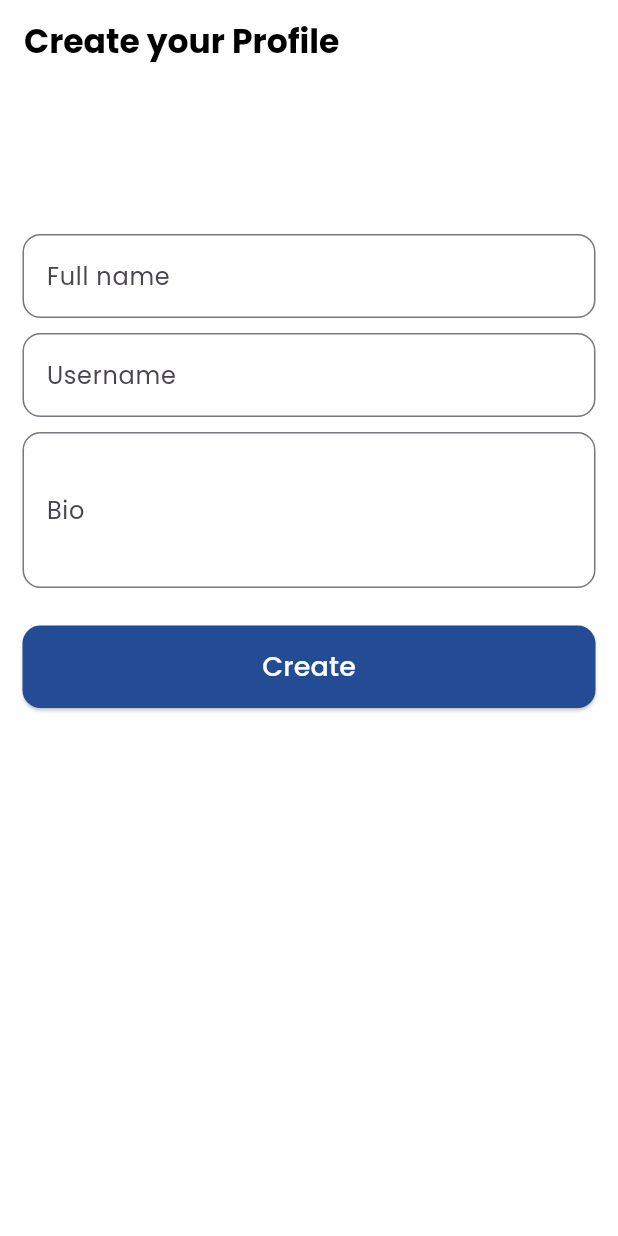
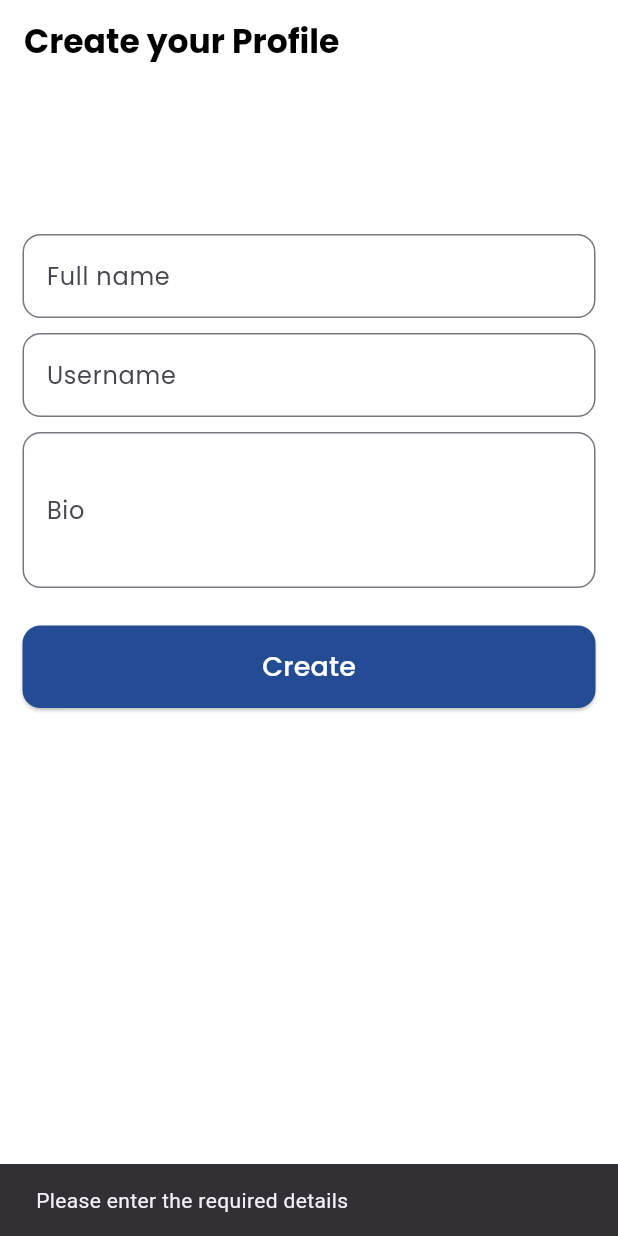
Before and after one commit to vinay-mali/Vibes, a Flutter app: the ProfileSetScreen screen opened directly, after a tap on "Create", on a phone screen of 412 x 824 dp. Run offline on Flutter 3.47's test engine with Material 3 defaults, Android fonts, the phone set to English and light mode, and no system bars; our stand-ins replace cloud_firestore, firebase_auth, firebase_core, google_fonts; accounts and stored records are empty; generated files the repository leaves out were written again.

Commit message:
feat: profile setup with Firestore and UserModel done

```diff
--- /dev/null
+++ b/lib/models/user_model.dart
@@ -0,0 +1,37 @@
+import 'package:cloud_firestore/cloud_firestore.dart';
+
+class UserModel {
+  final String uid;
+  final String fullName;
+  final String username;
+  final String? bio;
+  final DateTime createdAt;
+
+  UserModel({
+    required this.uid,
+    required this.username,
+    required this.fullName,
+    this.bio,
+    required this.createdAt,
+  });
+
+  factory UserModel.fromMap(Map<String, dynamic> json) {
+    return UserModel(
+      uid: json['uid'],
+      username: json['username'],
+      fullName: json['fullName'],
+      bio: json['bio'],
+      createdAt: (json['createdAt'] as Timestamp).toDate(),
+    );
+  }
+
+  Map<String, dynamic> toMap() {
+    return {
+      'uid': uid,
+      'fullName': fullName,
+      'username': username,
+      'bio': bio,
+      'createdAt': Timestamp.fromDate(createdAt),
+    };
+  }
+}
--- a/lib/screens/profile_set_screen.dart
+++ b/lib/screens/profile_set_screen.dart
@@ -1,5 +1,10 @@
+import 'package:cloud_firestore/cloud_firestore.dart';
+import 'package:firebase_auth/firebase_auth.dart';
 import 'package:flutter/material.dart';
 import 'package:google_fonts/google_fonts.dart';
+import 'package:vibes/models/user_model.dart';
+import 'package:vibes/screens/home_screen.dart';
+import 'package:vibes/utils/helpers.dart';
 import 'package:vibes/widgets/app_text.dart';
 
 class ProfileSetScreen extends StatefulWidget {
@@ -23,9 +28,51 @@ class _ProfileSetScreenState extends State<ProfileSetScreen> {
     super.dispose();
   }
 
+  Future<void> handleProfileCreate() async {
+    if (usernameCtrl.text.trim().isEmpty || fullNameCtrl.text.trim().isEmpty) {
+      scaffoldMessage(context, "Please enter the required details");
+      return;
+    }
+    setState(() {
+      _isLoading = true;
+    });
+
+    try {
+      User? user = FirebaseAuth.instance.currentUser;
+      UserModel userModel = UserModel(
+        uid: user!.uid,
+        username: usernameCtrl.text.trim(),
+        fullName: fullNameCtrl.text.trim(),
+        bio: bioCtrl.text.trim().isEmpty? null : bioCtrl.text.trim(),
+        createdAt: DateTime.now(),
+      );
+      await FirebaseFirestore.instance
+          .collection('users')
+          .doc(user.uid)
+          .set(userModel.toMap());
+
+      if (mounted) {
+        Navigator.pushReplacement(
+          context,
+          MaterialPageRoute(builder: (context) => HomeScreen()),
+        );
+      }
+    } catch (e) {
+      scaffoldMessage(context, "Something went wrong. Please try again");
+    } finally {
+      setState(() {
+        _isLoading = false;
+      });
+    }
+  }
+
   @override
   Widget build(BuildContext context) {
-    return Scaffold(
+    return GestureDetector(
+      onTap: () {
+        FocusScope.of(context).unfocus();
+      },
+      child: Scaffold(
         appBar: AppBar(title: Text("Create your Profile")),
         body: SingleChildScrollView(
           child: SafeArea(
@@ -99,9 +146,14 @@ class _ProfileSetScreenState extends State<ProfileSetScreen> {
                       width: double.infinity,
                       height: 55,
                       child: ElevatedButton(
-                      onPressed: () {},
+                        onPressed: _isLoading ? null : handleProfileCreate,
                         style: ElevatedButton.styleFrom(
-                        backgroundColor: const Color.fromARGB(255, 35, 76, 148),
+                          backgroundColor: const Color.fromARGB(
+                            255,
+                            35,
+                            76,
+                            148,
+                          ),
                           shape: RoundedRectangleBorder(
                             borderRadius: BorderRadius.circular(12),
                           ),
@@ -129,6 +181,7 @@ class _ProfileSetScreenState extends State<ProfileSetScreen> {
             ),
           ),
         ),
+      ),
     );
   }
 }
```
Also changed, not shown: lib/screens/login_register_screen.dart (+22 -5 lines). Lines whose indentation alone changed are shown as unchanged.
